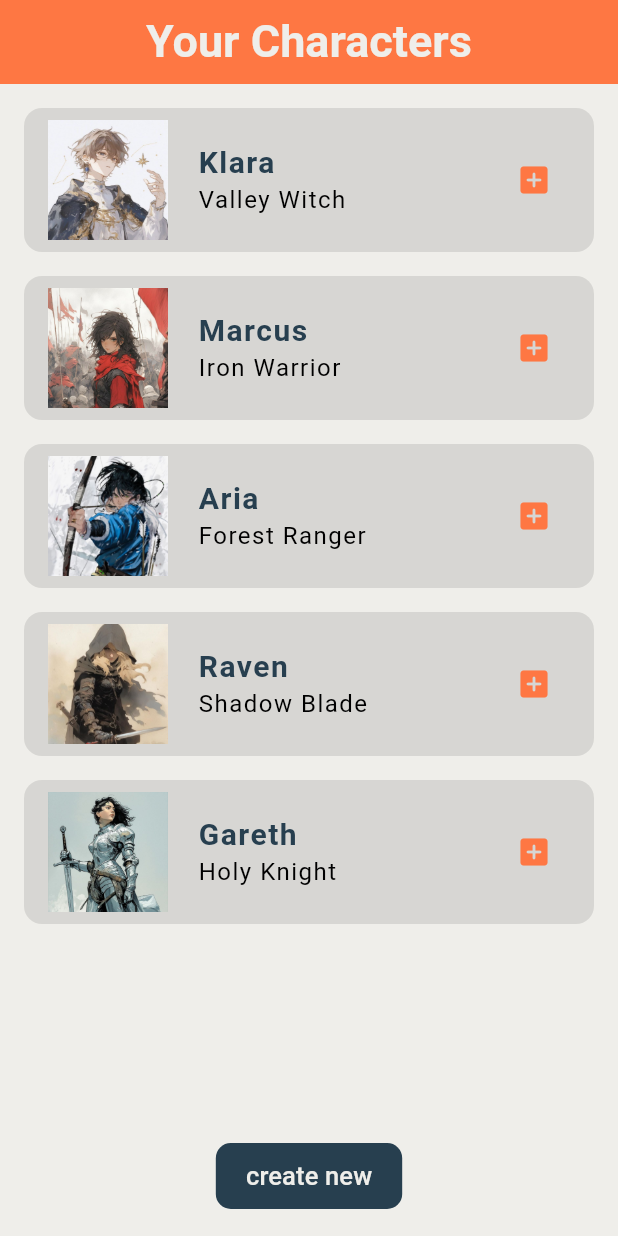
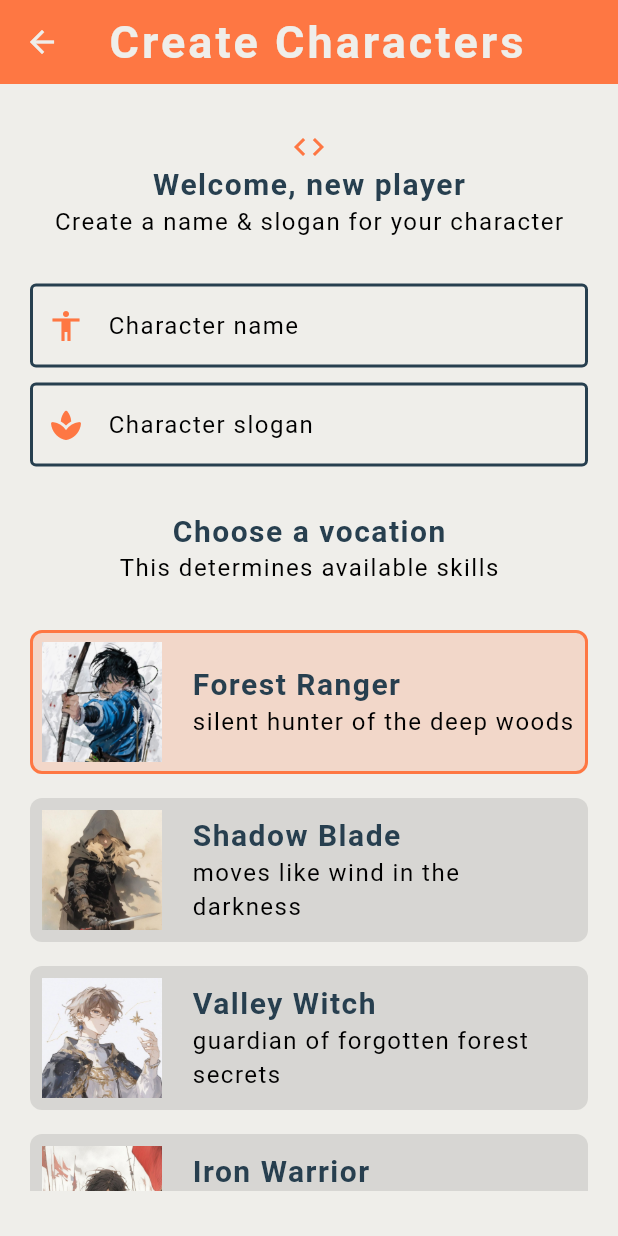
Before and after one commit to ZO-Fang/rpg_game, a Flutter app: the screen it shows after launch, after a tap on "create new", on a phone screen of 412 x 824 dp. Run offline on Flutter 3.47's test engine with Material 3 defaults, Android fonts, the phone set to English and light mode, and no system bars; our stand-ins replace google_fonts; Roboto replaces fonts that are missing (Alata, Almendra).

Commit message:
made home page, create character page, and start profile page

```diff
--- a/lib/main.dart
+++ b/lib/main.dart
@@ -1,4 +1,5 @@
 import 'package:flutter/material.dart';
+import 'package:rpg_game/screens/create/create.dart';
 import 'package:rpg_game/screens/home/home.dart';
 import 'package:rpg_game/theme.dart';
 
--- a/lib/model/vocation.dart
+++ b/lib/model/vocation.dart
@@ -1,7 +1,7 @@
 enum Vocation {
   witch(
       title: "Valley Witch",
-      description: "live in valley",
+      description: "guardian of forgotten forest secrets",
       weapon: "magic wand",
       ability: "magic",
       image: "witch.jpg"
--- /dev/null
+++ b/lib/screens/create/create.dart
@@ -0,0 +1,226 @@
+import 'package:flutter/material.dart';
+import 'package:google_fonts/google_fonts.dart';
+import 'package:rpg_game/model/character.dart';
+import 'package:rpg_game/model/vocation.dart';
+import 'package:rpg_game/screens/create/vocation_card.dart';
+import 'package:rpg_game/screens/home/home.dart';
+import 'package:rpg_game/shared/styled_button.dart';
+import 'package:rpg_game/shared/styled_text.dart';
+import 'package:rpg_game/theme.dart';
+import 'package:uuid/uuid.dart';
+
+
+var uid = const Uuid();
+
+class Create extends StatefulWidget {
+  const Create({super.key});
+
+  @override
+  State<Create> createState() => _CreateState();
+}
+
+class _CreateState extends State<Create> {
+
+  //通过controller，来获得用户输入的内容，和控制输入框里的内容，也能清空输入框
+  final _nameController = TextEditingController();
+  final _sloganController = TextEditingController();
+
+  //controller会占用内存，所以需要用dispose来手动释放内存
+  @override
+  void dispose() {
+    // TODO: implement dispose
+    _nameController.dispose();
+    _sloganController.dispose();
+    super.dispose();
+  }
+
+  //handle vocation selection
+  Vocation selectedVocation = Vocation.archer;
+
+  void updateVocation(Vocation vocation) {
+    setState(() {
+      selectedVocation = vocation;
+    });
+  }
+
+
+  //submit handler
+  void handleSumbit() {
+
+    if(_nameController.text.trim().isEmpty && _sloganController.text.trim().isEmpty) {
+      showDialog(context: context, builder: (ctx) {
+        return AlertDialog(
+          title: const StyledHeading('Missing Character Name & slogan'),
+          content: const StyledText('To create a new character, please add a name and a slogan'),
+          actions: [
+            StyledButton(
+              onPressed: () {
+                Navigator.pop(ctx);
+              },
+              label: 'close',
+            )
+          ],
+          actionsAlignment: MainAxisAlignment.center,
+        );
+      });
+      return;
+    }
+
+    //如果用户没有填信息，给出警告
+    if(_nameController.text.trim().isEmpty){
+      showDialog(context: context, builder: (ctx) {
+        return AlertDialog(
+          title: const StyledHeading('Missing Character Name'),
+          content: const StyledText('You have to give RPG character a name!'),
+          actions: [
+            StyledButton(
+              onPressed: () {
+                Navigator.pop(ctx);
+              },
+              label: 'close',
+            )
+          ],
+          actionsAlignment: MainAxisAlignment.center,
+        );
+      });
+      return;   //这里的return直接推出函数，所以不会运行下面的characters.add了
+    }
+
+    if(_sloganController.text.trim().isEmpty){
+      showDialog(context: context, builder: (ctx) {
+        return AlertDialog(
+          title: const StyledHeading('Missing Character Slogan'),
+          content: const StyledText('You have to give RPG character a slogan!'),
+          actions: [
+            StyledButton(
+              onPressed: () {
+                Navigator.pop(ctx);
+              },
+              label: 'close',
+            )
+          ],
+          actionsAlignment: MainAxisAlignment.center,
+        );
+      });
+      return;
+    }
+
+    print(_nameController.text);
+    print(_sloganController.text);
+
+    characters.add(Character(
+      name: _nameController.text.trim(),
+      slogan: _sloganController.text.trim(),
+      vocation: selectedVocation,
+      id: uid.v4()
+    ));
+
+    characters.forEach((character) {
+      print('ID: ${character.id}, Name: ${character.name}, Vocation: ${character.vocation}, Slogan: ${character.slogan}');
+    });
+
+    Navigator.push(context, MaterialPageRoute(
+        builder: (ctx) => const Home()
+    ));
+  }
+
+  @override
+  Widget build(BuildContext context) {
+    return Scaffold(
+      appBar: AppBar(
+          title: StyledTitle('Create Characters'),
+          centerTitle: true
+      ),
+      body: Container(
+        padding: const EdgeInsets.symmetric(vertical: 30, horizontal: 20),
+        child: SingleChildScrollView(    //这个很重要，可以让界面上下滑动
+            child: Column(
+                children: [
+                  Center(
+                      child: Icon(Icons.code, color: AppColors.orange)
+                  ),
+                  const Center(
+                      child: StyledHeading('Welcome, new player')
+                  ),
+                  const Center(
+                      child: StyledText('Create a name & slogan for your character')
+                  ),
+                  const SizedBox(height: 30),
+
+                  //user input field
+                  TextField(
+                      controller: _nameController,
+                      decoration: InputDecoration(
+                        prefixIcon: Icon(Icons.accessibility),
+                        label: StyledText('Character name'),
+                      )
+                  ),
+                  SizedBox(height:10),
+                  TextField(
+                      controller: _sloganController,
+                      decoration: InputDecoration(
+                        prefixIcon: Icon(Icons.spa_rounded),
+                        label: StyledText('Character slogan'),
+                      )
+                  ),
+                  const SizedBox(height: 30),
+
+                  const Center(
+                      child: StyledHeading('Choose a vocation')
+                  ),
+                  const Center(
+                      child: StyledText('This determines available skills')
+                  ),
+                  const SizedBox(height: 30),
+
+                  //vocation cards放在这里
+                  VocationCard(
+                    selected: selectedVocation == Vocation.archer,
+                    onTap: updateVocation,
+                    vocation: Vocation.archer,
+                  ),
+                  VocationCard(
+                      selected: selectedVocation == Vocation.assassin,
+                      onTap: updateVocation,
+                      vocation: Vocation.assassin
+                  ),
+                  VocationCard(
+                      selected: selectedVocation == Vocation.witch,
+                      onTap: updateVocation,
+                      vocation: Vocation.witch
+                  ),
+                  VocationCard(
+                      selected: selectedVocation == Vocation.warrior,
+                      onTap: updateVocation,
+                      vocation: Vocation.warrior
+                  ),
+                  VocationCard(
+                      selected: selectedVocation == Vocation.paladin,
+                      onTap: updateVocation,
+                      vocation: Vocation.paladin
+                  ),
+                  const SizedBox(height: 20),
+
+
+                  const Center(
+                      child: StyledHeading('Have fun')
+                  ),
+                  const Center(
+                      child: StyledText('Enjoy your adventure!')
+                  ),
+                  const SizedBox(height: 30),
+
+                  Center(
+                      child: StyledButton(
+                        onPressed: handleSumbit,
+                        label: 'Create Character',
+                      )
+                  )
+                ]
+            )
+        )
+
+      )
+    );
+  }
+}
--- /dev/null
+++ b/lib/screens/create/vocation_card.dart
@@ -0,0 +1,65 @@
+import 'package:flutter/material.dart';
+import 'package:rpg_game/model/vocation.dart';
+import 'package:rpg_game/shared/styled_text.dart';
+import 'package:rpg_game/theme.dart';
+
+class VocationCard extends StatelessWidget {
+  const VocationCard({
+    super.key,
+    required this.vocation,
+    required this.onTap,
+    required this.selected
+  });
+
+  final Vocation vocation;
+  final void Function(Vocation) onTap;
+  final bool selected;
+
+  @override
+  Widget build(BuildContext context) {
+    return GestureDetector(
+      onTap: () {
+        onTap(vocation);   //这里的onTap就是create页面上的updateVocation function，
+        // 这个function需要参数vocation，而在这里，这个参数传给了这个函数
+      },
+        child: Card(
+          color: selected ? AppColors.orange.withAlpha(50) : null, //这里写null，没被选中的卡片颜色就可以呈现默认值
+          shape: RoundedRectangleBorder(
+            borderRadius: BorderRadius.circular(8.0),
+            side: BorderSide(
+              color: selected ? AppColors.orange : Colors.transparent,
+              width: 2.0,
+            ),
+          ),
+            child: Padding(
+                padding: const EdgeInsets.all(8),
+                child: Row(
+                    children:
+                    [
+                      Image.asset('assets/img/vocations/${vocation.image}',
+                        width: 80,
+                        height: 80,
+                        fit: BoxFit.cover, // 图片会被裁剪以填满整个区域，保持宽高比
+                        alignment: Alignment.topCenter, // 从顶部中心开始显示
+                        // colorBlendMode: BlendMode.darken, // 或者 BlendMode.multiply
+                        // color: !selected ? Colors.grey.withAlpha(200) : null,
+                        //这代码是有效果的，但是我觉得这样很难看，就不用了
+                      ),
+                      const SizedBox(width: 20),
+
+                      Expanded(
+                          child: Column(
+                              crossAxisAlignment: CrossAxisAlignment.start,
+                              children: [
+                                StyledHeading(vocation.title),
+                                StyledText(vocation.description)
+                              ]
+                          )
+                      )
+                    ]
+                )
+            )
+        )
+    );
+  }
+}
--- a/lib/screens/home/character_card.dart
+++ b/lib/screens/home/character_card.dart
@@ -1,5 +1,6 @@
 import 'package:flutter/material.dart';
 import 'package:rpg_game/model/character.dart';
+import 'package:rpg_game/screens/profile/profile.dart';
 import 'package:rpg_game/shared/styled_text.dart';
 import 'package:rpg_game/theme.dart';
 
@@ -36,8 +37,12 @@ class CharacterCard extends StatelessWidget {
               child: SizedBox()
             ),
             IconButton(
-              onPressed: () {},
-              icon: Icon(Icons.add_box_rounded, color: AppColors.orange)
+              onPressed: () {
+                Navigator.push(context, MaterialPageRoute(
+                    builder: (ctx) => const Profile(),
+                ));
+              },
+              icon: Icon(Icons.account_box_outlined, color: AppColors.orange)
             )
           ],
         ),
--- a/lib/screens/home/home.dart
+++ b/lib/screens/home/home.dart
@@ -1,5 +1,6 @@
 import 'package:flutter/material.dart';
 import 'package:rpg_game/model/character.dart';
+import 'package:rpg_game/screens/create/create.dart';
 import 'package:rpg_game/shared/styled_text.dart';
 import 'package:google_fonts/google_fonts.dart';
 import 'package:rpg_game/shared/styled_button.dart';
@@ -20,12 +21,7 @@ class _HomeState extends State<Home> {
   Widget build(BuildContext context) {
     return Scaffold(
       appBar: AppBar(
-        title: Text('Your Characters',
-            style: GoogleFonts.almendra(
-              fontWeight: FontWeight.bold,
-              fontSize: 30
-            ),
-        ),
+        title: StyledTitle('Your Characters'),
         centerTitle: true
       ),
       body: Container(
@@ -43,7 +39,11 @@ class _HomeState extends State<Home> {
               ),
 
               StyledButton(
-                  onPressed: () {},
+                  onPressed: () {
+                    Navigator.push(context, MaterialPageRoute(
+                      builder: (ctx) => Create()
+                    ));
+                  },
                   label: 'create new'
                 )
               ],
--- a/pubspec.yaml
+++ b/pubspec.yaml
@@ -35,6 +35,7 @@ dependencies:
   # Use with the CupertinoIcons class for iOS style icons.
   cupertino_icons: ^1.0.8
   google_fonts: ^6.2.1
+  uuid: ^4.5.1
 
 dev_dependencies:
   flutter_test:
```
Also changed, not shown: lib/screens/profile/profile.dart (added, +23 -0 lines), lib/theme.dart (+27 -4 lines), pubspec.lock.
